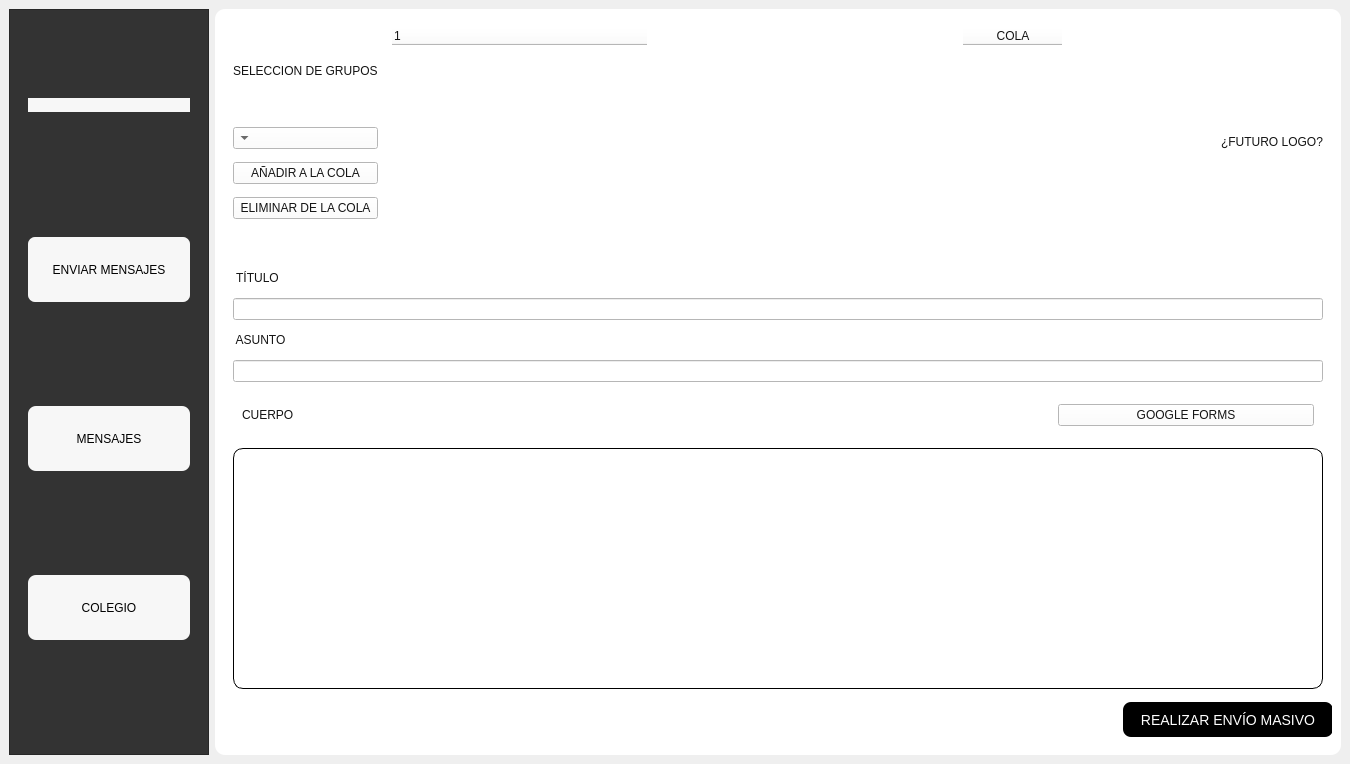
Above: Presentacion/UI_Files/UI_menu2.ui from eduardez/SISINT before the change. Below: the same form after it.
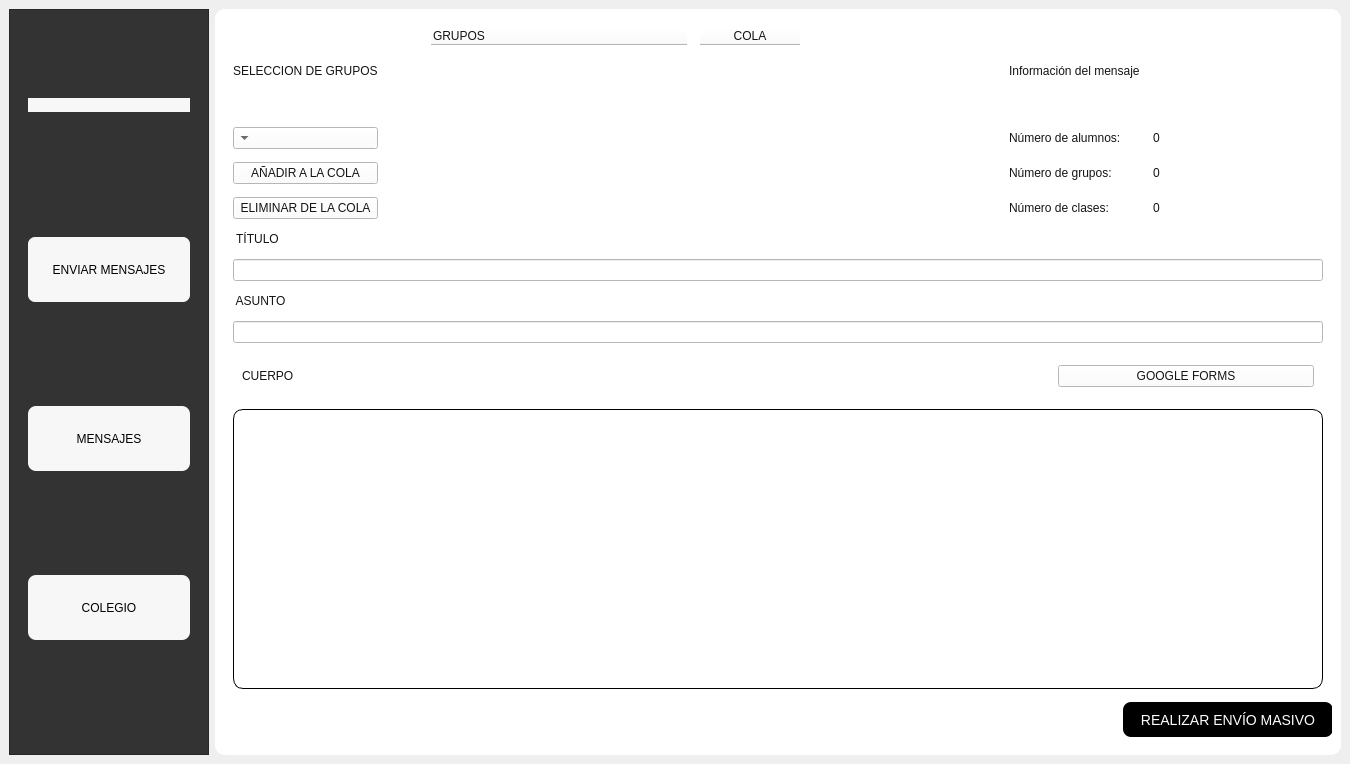
That is the form after the change. The open tabs and pages were chosen to show the change. Icons and pictures are not drawn.

```diff
--- a/Presentacion/UI_Files/UI_menu2.ui
+++ b/Presentacion/UI_Files/UI_menu2.ui
@@ -455,46 +455,63 @@
             <number>13</number>
            </property>
            <item>
-            <layout class="QGridLayout" name="seleccion_grupos">
-             <item row="1" column="3" rowspan="4">
-              <spacer name="horizontalSpacer_5">
-               <property name="orientation">
-                <enum>Qt::Horizontal</enum>
-               </property>
-               <property name="sizeHint" stdset="0">
-                <size>
-                 <width>40</width>
-                 <height>20</height>
-                </size>
-               </property>
-              </spacer>
+            <layout class="QGridLayout" name="seleccion_grupos" rowstretch="0,0,0,0,0" columnstretch="50,0,0,0,0,0,0">
+             <item row="2" column="6">
+              <widget class="QComboBox" name="cb_grupo"/>
              </item>
-             <item row="3" column="5">
+             <item row="3" column="6">
               <widget class="QPushButton" name="btn_addcola">
                <property name="text">
                 <string>AÑADIR A LA COLA</string>
                </property>
               </widget>
              </item>
-             <item row="2" column="5">
-              <widget class="QComboBox" name="cb_grupo"/>
+             <item row="2" column="1">
+              <widget class="QLabel" name="lbl_n_alumnos">
+               <property name="text">
+                <string>Número de alumnos:</string>
+               </property>
+              </widget>
              </item>
-             <item row="1" column="5">
+             <item row="4" column="0">
+              <widget class="QLabel" name="txt_n_clases">
+               <property name="text">
+                <string>0</string>
+               </property>
+              </widget>
+             </item>
+             <item row="1" column="5" rowspan="4">
+              <spacer name="horizontalSpacer_5">
+               <property name="orientation">
+                <enum>Qt::Horizontal</enum>
+               </property>
+               <property name="sizeHint" stdset="0">
+                <size>
+                 <width>40</width>
+                 <height>20</height>
+                </size>
+               </property>
+              </spacer>
+             </item>
+             <item row="3" column="0">
+              <widget class="QLabel" name="txt_n_grupos">
+               <property name="text">
+                <string>0</string>
+               </property>
+              </widget>
+             </item>
+             <item row="1" column="6">
               <widget class="QLabel" name="label_8">
                <property name="text">
                 <string>SELECCION DE GRUPOS</string>
                </property>
               </widget>
              </item>
-             <item row="4" column="5">
-              <widget class="QPushButton" name="btn_remcola">
-               <property name="text">
-                <string>ELIMINAR DE LA COLA</string>
-               </property>
-              </widget>
-             </item>
-             <item row="1" column="2" rowspan="4">
+             <item row="1" column="3" rowspan="4">
               <widget class="QTableWidget" name="tbl_cola">
+               <property name="layoutDirection">
+                <enum>Qt::LeftToRight</enum>
+               </property>
                <property name="editTriggers">
                 <set>QAbstractItemView::AnyKeyPressed|QAbstractItemView::DoubleClicked|QAbstractItemView::EditKeyPressed</set>
                </property>
@@ -505,8 +522,36 @@
                </column>
               </widget>
              </item>
-             <item row="1" column="1" rowspan="4">
-              <spacer name="spacer_quitar">
+             <item row="2" column="0">
+              <widget class="QLabel" name="txt_n_alumnos">
+               <property name="text">
+                <string>0</string>
+               </property>
+              </widget>
+             </item>
+             <item row="1" column="1">
+              <widget class="QLabel" name="Info_mensaje">
+               <property name="text">
+                <string>Información del mensaje</string>
+               </property>
+              </widget>
+             </item>
+             <item row="3" column="1">
+              <widget class="QLabel" name="lbl_n_grupos">
+               <property name="text">
+                <string>Número de grupos: </string>
+               </property>
+              </widget>
+             </item>
+             <item row="4" column="6">
+              <widget class="QPushButton" name="btn_remcola">
+               <property name="text">
+                <string>ELIMINAR DE LA COLA</string>
+               </property>
+              </widget>
+             </item>
+             <item row="1" column="2" rowspan="4">
+              <spacer name="horizontalSpacer_6">
                <property name="orientation">
                 <enum>Qt::Horizontal</enum>
                </property>
@@ -518,22 +563,28 @@
                </property>
               </spacer>
              </item>
-             <item row="1" column="0" rowspan="7">
-              <widget class="QLabel" name="logo">
-               <property name="text">
-                <string>&lt;html&gt;&lt;head/&gt;&lt;body&gt;&lt;p&gt;¿FUTURO LOGO?&lt;/p&gt;&lt;/body&gt;&lt;/html&gt;</string>
-               </property>
-              </widget>
-             </item>
              <item row="1" column="4" rowspan="4">
               <widget class="QTreeWidget" name="treeGrupos">
+               <property name="layoutDirection">
+                <enum>Qt::LeftToRight</enum>
+               </property>
+               <property name="columnCount">
+                <number>1</number>
+               </property>
                <column>
                 <property name="text">
-                 <string notr="true">1</string>
+                 <string>GRUPOS</string>
                 </property>
                </column>
               </widget>
              </item>
+             <item row="4" column="1">
+              <widget class="QLabel" name="lbl_n_clases">
+               <property name="text">
+                <string>Número de clases:</string>
+               </property>
+              </widget>
+             </item>
             </layout>
            </item>
            <item>
@@ -1128,7 +1179,7 @@
                  </size>
                 </property>
                 <property name="currentIndex">
-                 <number>1</number>
+                 <number>0</number>
                 </property>
                 <widget class="QWidget" name="alumnos">
                  <attribute name="title">
```
